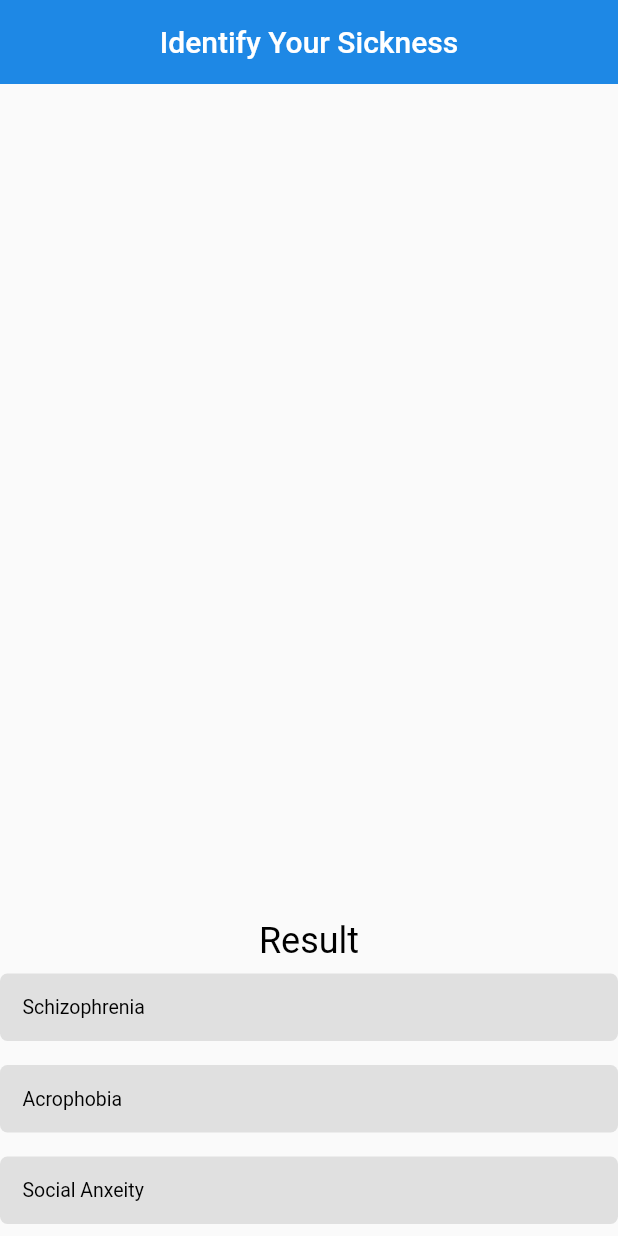
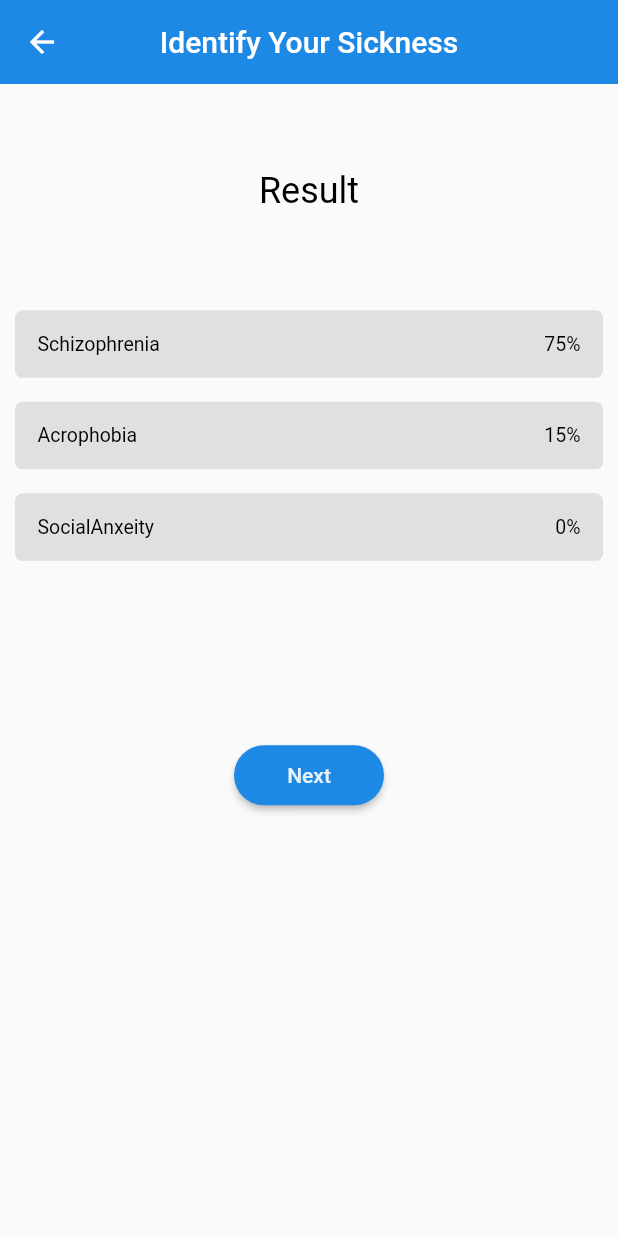
Before and after one commit to Dileeshana/Myalo-app-dummy-one, a Flutter app: the ResultScreen screen opened directly, on a phone screen of 412 x 824 dp. Run offline on Flutter 3.47's test engine with Material 2 defaults, Android fonts, the phone set to English and light mode, and no system bars.

Commit message:
identify ui complete

```diff
--- a/lib/identified_result/identified_result.dart
+++ b/lib/identified_result/identified_result.dart
@@ -12,9 +12,8 @@ class ResultScreen extends StatelessWidget {
       ),
       body: Container(
           child: Column(
-          mainAxisAlignment: MainAxisAlignment.spaceAround,
         children: [
-              Spacer(),
+          Spacer(flex: 1),
           Text(
             "Result",
             style: Theme.of(context)
@@ -22,12 +21,15 @@ class ResultScreen extends StatelessWidget {
                 .headline5
                 ?.copyWith(color: Colors.black),
           ),
+          Spacer(),
           _resultSchizophrenia(),
           _resultAcrophobia(),
           _resultSocialAnxeity(),
+          Spacer(flex: 2),
+          _nextSeverityChecupButton(),
+          Spacer(flex: 5),
         ],
-        )
-      ),
+      )),
     );
   }
 
@@ -35,22 +37,33 @@ class ResultScreen extends StatelessWidget {
     return Column(
       children: [
         Container(
-          alignment: Alignment.topLeft,
           width: double.infinity,
           padding: const EdgeInsets.all(15),
-          margin: EdgeInsets.symmetric(vertical: 8),
+          margin: EdgeInsets.symmetric(vertical: 8, horizontal: 10),
           decoration: BoxDecoration(
             color: Color.fromARGB(255, 224, 224, 224),
             borderRadius: BorderRadius.circular(5),
           ),
-          child: Text(
+          child: Row(
+            mainAxisAlignment: MainAxisAlignment.spaceBetween,
+            children: [
+              Text(
                 "Schizophrenia",
                 style: const TextStyle(
                   color: Colors.black,
                   fontSize: 13,
                 ),
               ),
-        )
+              Text(
+                "75%",
+                style: const TextStyle(
+                  color: Colors.black,
+                  fontSize: 13,
+                ),
+              ),
+            ],
+          ),
+        ),
       ],
     );
   }
@@ -59,20 +72,31 @@ class ResultScreen extends StatelessWidget {
     return Column(
       children: [
         Container(
-          alignment: Alignment.topLeft,
           width: double.infinity,
           padding: const EdgeInsets.all(15),
-          margin: EdgeInsets.symmetric(vertical: 8),
+          margin: EdgeInsets.symmetric(vertical: 8, horizontal: 10),
           decoration: BoxDecoration(
             color: Color.fromARGB(255, 224, 224, 224),
             borderRadius: BorderRadius.circular(5),
           ),
-          child: Text(
+          child: Row(
+            mainAxisAlignment: MainAxisAlignment.spaceBetween,
+            children: [
+              Text(
                 "Acrophobia",
                 style: const TextStyle(
                   color: Colors.black,
                   fontSize: 13,
                 ),
+              ),
+              Text(
+                "15%",
+                style: const TextStyle(
+                  color: Colors.black,
+                  fontSize: 13,
+                ),
+              ),
+            ],
           ),
         )
       ],
@@ -83,23 +107,50 @@ class ResultScreen extends StatelessWidget {
     return Column(
       children: [
         Container(
-          alignment: Alignment.topLeft,
           width: double.infinity,
           padding: const EdgeInsets.all(15),
-          margin: EdgeInsets.symmetric(vertical: 8),
+          margin: EdgeInsets.symmetric(vertical: 8, horizontal: 10),
           decoration: BoxDecoration(
             color: Color.fromARGB(255, 224, 224, 224),
             borderRadius: BorderRadius.circular(5),
           ),
-          child: Text(
-            "Social Anxeity",
+          child: Row(
+            mainAxisAlignment: MainAxisAlignment.spaceBetween,
+            children: [
+              Text(
+                "SocialAnxeity",
                 style: const TextStyle(
                   color: Colors.black,
                   fontSize: 13,
                 ),
               ),
+              Text(
+                "0%",
+                style: const TextStyle(
+                  color: Colors.black,
+                  fontSize: 13,
+                ),
+              ),
+            ],
+          ),
         )
       ],
     );
   }
+
+  _nextSeverityChecupButton() {
+    return Container(
+      width: 100,
+      height: 40,
+      child: ElevatedButton(
+        child: Text("Next"),
+        style: ElevatedButton.styleFrom(
+          shape: StadiumBorder(),
+          primary: Colors.blue.shade600,
+          onPrimary: Color.fromARGB(230, 255, 255, 255),
+        ),
+        onPressed: () {  },
+      ),
+    );
   }
+}
--- a/lib/identifiyng_quiz/identify_quiz.dart
+++ b/lib/identifiyng_quiz/identify_quiz.dart
@@ -1,4 +1,5 @@
 import 'package:flutter/material.dart';
+import 'package:myalo_app/identified_result/identified_result.dart';
 import 'package:myalo_app/identifiyng_quiz/question_model.dart';
 
 class IdentifyQuiz extends StatefulWidget {
@@ -20,7 +21,7 @@ class _IdentifyQuizState extends State<IdentifyQuiz> {
         backgroundColor: Colors.blue.shade600,
         elevation: 0, //drop shadow
         title: const Text("Identify Your Sickness"),
-        ),
+      ),
       // backgroundColor: Color.fromARGB(251, 197, 245, 255),
       body: Container(
         margin: const EdgeInsets.symmetric(horizontal: 15, vertical: 30),
@@ -131,6 +132,8 @@ class _IdentifyQuizState extends State<IdentifyQuiz> {
           onPressed: () {
             if (islastQuestion) {
               //redirect to result sheet
+              Navigator.push(context,
+                  MaterialPageRoute(builder: (context) => ResultScreen()));
             } else {
               //next question
               setState(() {
--- a/lib/main.dart
+++ b/lib/main.dart
@@ -19,7 +19,7 @@ class MyApp extends StatelessWidget {
 
       primarySwatch: Colors.blue
       ),
-      home: ResultScreen(),
+      home: IdentifyQuiz(),
     );
   }
 }
--- /dev/null
+++ b/lib/severity_checkup/landing_screen.dart
@@ -0,0 +1,8 @@
+import 'package:flutter/material.dart';
+
+class SeverityLanding extends StatelessWidget {
+  @override
+  Widget build(BuildContext context) {
+    return ;
+  }
+}
```
Also changed, not shown: lib/severity_checkup/severity_quiz.dart (added). Lines whose indentation alone changed are shown as unchanged.
